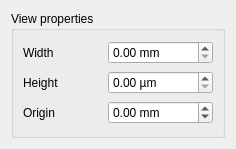
The window that gui/OpticsViewProperties.ui (krokosik/GaussianBeam) describes before a commit, drawn with Qt 5.
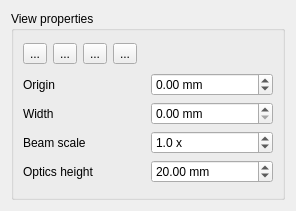
The same window after the commit. Icons and pictures are not drawn.

Commit message: New OpticsView property widget Fit does not depend on QObject Unit testing framework

Patch:
```diff
--- a/gui/OpticsViewProperties.ui
+++ b/gui/OpticsViewProperties.ui
@@ -1,12 +1,12 @@
 <ui version="4.0" >
  <class>OpticsViewProperties</class>
- <widget class="QWidget" name="OpticsViewProperties" >
-  <property name="geometry" >
+ <widget class="QWidget" name="OpticsViewProperties">
+  <property name="geometry">
    <rect>
     <x>0</x>
     <y>0</y>
-    <width>236</width>
-    <height>149</height>
+    <width>296</width>
+    <height>211</height>
    </rect>
   </property>
   <property name="windowTitle" >
@@ -18,21 +18,101 @@
      <property name="title" >
       <string>View properties</string>
      </property>
-     <layout class="QHBoxLayout" name="horizontalLayout" >
+     <layout class="QVBoxLayout" name="verticalLayout">
       <item>
-       <layout class="QGridLayout" name="gridLayout" >
-        <item row="0" column="1" >
-         <widget class="QDoubleSpinBox" name="doubleSpinBox_Width" >
-          <property name="sizePolicy" >
-           <sizepolicy vsizetype="Fixed" hsizetype="Preferred" >
+       <layout class="QHBoxLayout" name="horizontalLayout">
+        <item>
+         <widget class="QToolButton" name="toolButton_ZoomIn">
+          <property name="toolTip">
+           <string>Zoom in</string>
+          </property>
+          <property name="text">
+           <string>...</string>
+          </property>
+          <property name="icon">
+           <iconset resource="GaussianBeamRessource.qrc">
+            <normaloff>:/images/zoom-in.png</normaloff>:/images/zoom-in.png</iconset>
+          </property>
+          <property name="checkable">
+           <bool>false</bool>
+          </property>
+         </widget>
+        </item>
+        <item>
+         <widget class="QToolButton" name="toolButton_ZoomOut">
+          <property name="toolTip">
+           <string>Zoom out</string>
+          </property>
+          <property name="text">
+           <string>...</string>
+          </property>
+          <property name="icon">
+           <iconset resource="GaussianBeamRessource.qrc">
+            <normaloff>:/images/zoom-out.png</normaloff>:/images/zoom-out.png</iconset>
+          </property>
+         </widget>
+        </item>
+        <item>
+         <widget class="QToolButton" name="toolButton_ZoomFull">
+          <property name="toolTip">
+           <string>View full bench</string>
+          </property>
+          <property name="text">
+           <string>...</string>
+          </property>
+          <property name="icon">
+           <iconset resource="GaussianBeamRessource.qrc">
+            <normaloff>:/images/zoom-original.png</normaloff>:/images/zoom-original.png</iconset>
+          </property>
+         </widget>
+        </item>
+        <item>
+         <widget class="QToolButton" name="toolButton_Lock">
+          <property name="toolTip">
+           <string>Lock views</string>
+          </property>
+          <property name="text">
+           <string>...</string>
+          </property>
+          <property name="icon">
+           <iconset resource="GaussianBeamRessource.qrc">
+            <normaloff>:/images/object-unlocked.png</normaloff>
+            <normalon>:/images/object-locked.png</normalon>:/images/object-unlocked.png</iconset>
+          </property>
+          <property name="checkable">
+           <bool>true</bool>
+          </property>
+         </widget>
+        </item>
+        <item>
+         <spacer name="horizontalSpacer">
+          <property name="orientation">
+           <enum>Qt::Horizontal</enum>
+          </property>
+          <property name="sizeHint" stdset="0">
+           <size>
+            <width>40</width>
+            <height>20</height>
+           </size>
+          </property>
+         </spacer>
+        </item>
+       </layout>
+      </item>
+      <item>
+       <layout class="QGridLayout" name="gridLayout">
+        <item row="1" column="1">
+         <widget class="QDoubleSpinBox" name="doubleSpinBox_HorizontalRange">
+          <property name="sizePolicy">
+           <sizepolicy hsizetype="Preferred" vsizetype="Fixed">
             <horstretch>0</horstretch>
             <verstretch>0</verstretch>
            </sizepolicy>
           </property>
-          <property name="suffix" >
+          <property name="suffix">
            <string> mm</string>
           </property>
-          <property name="maximum" >
+          <property name="maximum">
            <double>10000.000000000000000</double>
           </property>
           <property name="singleStep" >
@@ -40,56 +120,85 @@
           </property>
          </widget>
         </item>
-        <item row="1" column="1" >
-         <widget class="QDoubleSpinBox" name="doubleSpinBox_Height" >
-          <property name="suffix" >
-           <string> µm</string>
+        <item row="2" column="1">
+         <widget class="QDoubleSpinBox" name="doubleSpinBox_BeamScale">
+          <property name="suffix">
+           <string> x</string>
           </property>
-          <property name="maximum" >
-           <double>10000.000000000000000</double>
+          <property name="decimals">
+           <number>1</number>
           </property>
-          <property name="singleStep" >
-           <double>50.000000000000000</double>
-          </property>
-         </widget>
-        </item>
-        <item row="2" column="1" >
-         <widget class="QDoubleSpinBox" name="doubleSpinBox_Origin" >
-          <property name="suffix" >
-           <string> mm</string>
-          </property>
-          <property name="minimum" >
-           <double>-10000.000000000000000</double>
-          </property>
-          <property name="maximum" >
+          <property name="maximum">
            <double>10000.000000000000000</double>
           </property>
           <property name="singleStep" >
            <double>10.000000000000000</double>
           </property>
+          <property name="value">
+           <double>1.000000000000000</double>
+          </property>
          </widget>
         </item>
-        <item row="0" column="0" >
-         <widget class="QLabel" name="label" >
-          <property name="text" >
+        <item row="1" column="0">
+         <widget class="QLabel" name="label">
+          <property name="text">
            <string>Width</string>
           </property>
          </widget>
         </item>
-        <item row="1" column="0" >
-         <widget class="QLabel" name="label_2" >
-          <property name="text" >
-           <string>Height</string>
-          </property>
-         </widget>
-        </item>
-        <item row="2" column="0" >
-         <widget class="QLabel" name="label_3" >
-          <property name="text" >
+        <item row="0" column="0">
+         <widget class="QLabel" name="label_3">
+          <property name="text">
            <string>Origin</string>
           </property>
          </widget>
         </item>
+        <item row="0" column="1">
+         <widget class="QDoubleSpinBox" name="doubleSpinBox_Origin">
+          <property name="suffix">
+           <string> mm</string>
+          </property>
+          <property name="minimum">
+           <double>-10000.000000000000000</double>
+          </property>
+          <property name="maximum">
+           <double>10000.000000000000000</double>
+          </property>
+          <property name="singleStep">
+           <double>10.000000000000000</double>
+          </property>
+         </widget>
+        </item>
+        <item row="2" column="0">
+         <widget class="QLabel" name="label_2">
+          <property name="text">
+           <string>Beam scale</string>
+          </property>
+         </widget>
+        </item>
+        <item row="3" column="0">
+         <widget class="QLabel" name="label_4">
+          <property name="text">
+           <string>Optics height</string>
+          </property>
+         </widget>
+        </item>
+        <item row="3" column="1">
+         <widget class="QDoubleSpinBox" name="doubleSpinBox_OpticsHeight">
+          <property name="suffix">
+           <string> mm</string>
+          </property>
+          <property name="maximum">
+           <double>1000000000.000000000000000</double>
+          </property>
+          <property name="singleStep">
+           <double>10.000000000000000</double>
+          </property>
+          <property name="value">
+           <double>20.000000000000000</double>
+          </property>
+         </widget>
+        </item>
        </layout>
       </item>
      </layout>
```
Left out of the diff: 21 changed lines with no effect on the pictures. The commit also changes 26 other files.
